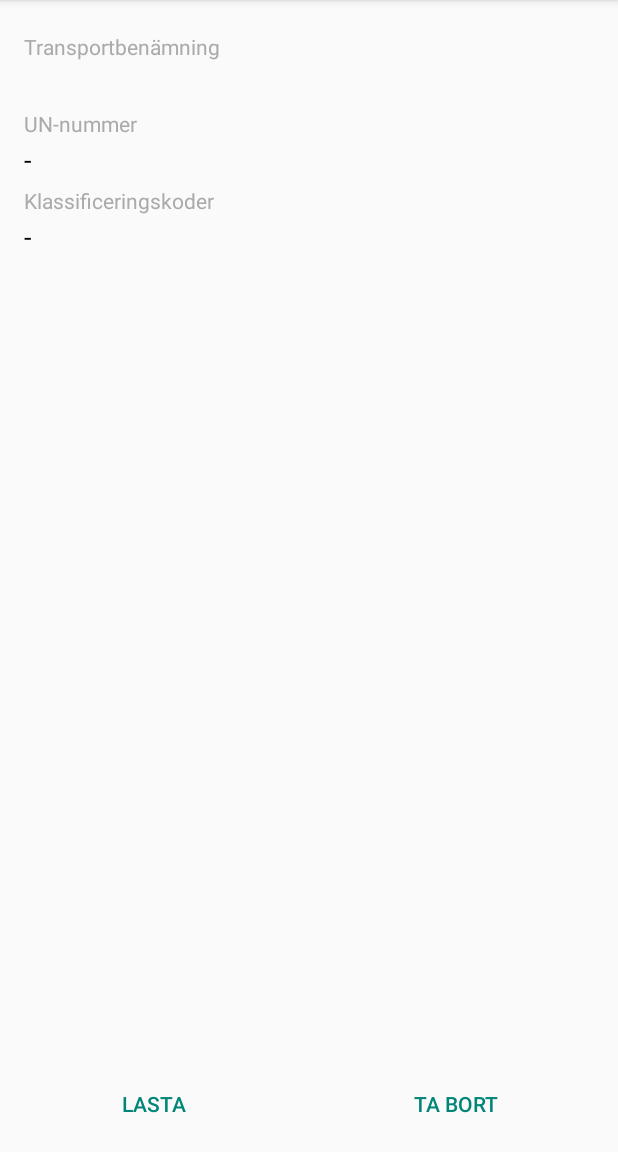
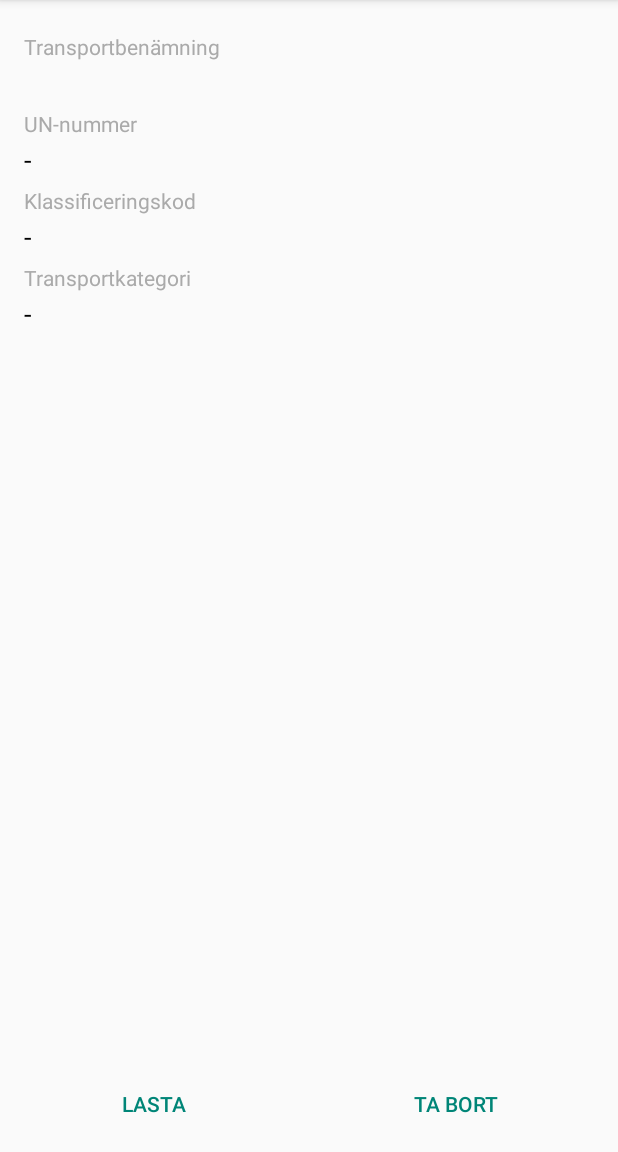
Before and after one commit to wsv-accidis/fm-fg-godsdekl, an Android app: the fragment MaterialsInfoFragment shown on its own in the app's theme, on a phone screen of 412 x 824 dp, the part 84-1236 px from its top. Run offline under Robolectric (Android 15) with nearby library versions, the phone set to English and light mode, and no system bars; 11 statements that could not run were skipped.

Commit message:
Klar med materialsidan.

```diff
--- a/app/src/main/java/se/accidis/fmfg/app/model/Material.java
+++ b/app/src/main/java/se/accidis/fmfg/app/model/Material.java
@@ -9,6 +9,7 @@ import org.json.JSONArray;
 import org.json.JSONException;
 import org.json.JSONObject;
 
+import java.math.BigDecimal;
 import java.util.ArrayList;
 import java.util.Arrays;
 import java.util.Collections;
@@ -132,6 +133,11 @@ public final class Material implements Parcelable {
         return mMiljo;
     }
 
+    public BigDecimal getNEMkg() {
+        BigDecimal value = new BigDecimal(mNEMmg);
+        return value.divide(new BigDecimal(1000000), 6, BigDecimal.ROUND_FLOOR);
+    }
+
     public int getNEMmg() {
         return mNEMmg;
     }
@@ -201,7 +207,7 @@ public final class Material implements Parcelable {
         if (!TextUtils.isEmpty(mTunnelkod)) {
             builder.append(" (");
             builder.append(mTunnelkod);
-            builder.append(")");
+            builder.append(')');
         }
 
         return builder.toString();
--- a/app/src/main/java/se/accidis/fmfg/app/ui/materials/MaterialsInfoFragment.java
+++ b/app/src/main/java/se/accidis/fmfg/app/ui/materials/MaterialsInfoFragment.java
@@ -14,6 +14,8 @@ import android.widget.ImageView;
 import android.widget.LinearLayout;
 import android.widget.TextView;
 
+import java.math.BigDecimal;
+import java.text.DecimalFormat;
 import java.util.List;
 
 import se.accidis.fmfg.app.R;
@@ -73,6 +75,43 @@ public final class MaterialsInfoFragment extends Fragment {
             klassKodView.setText(R.string.material_no_data);
         }
 
+        TextView frpGrpHeading = (TextView) view.findViewById(R.id.material_frpgrp_heading);
+        TextView frpGrpView = (TextView) view.findViewById(R.id.material_frpgrp);
+        if (!TextUtils.isEmpty(mMaterial.getFrpGrp())) {
+            frpGrpView.setText(mMaterial.getFrpGrp());
+        } else {
+            frpGrpHeading.setVisibility(View.GONE);
+            frpGrpView.setVisibility(View.GONE);
+        }
+
+        TextView tunnelKodHeading = (TextView) view.findViewById(R.id.material_tunnelkod_heading);
+        TextView tunnelKodView = (TextView) view.findViewById(R.id.material_tunnelkod);
+        if (!TextUtils.isEmpty(mMaterial.getTunnelkod())) {
+            tunnelKodView.setText(mMaterial.getTunnelkod());
+        } else {
+            tunnelKodHeading.setVisibility(View.GONE);
+            tunnelKodView.setVisibility(View.GONE);
+        }
+
+        TextView tpKatView = (TextView) view.findViewById(R.id.material_tpkat);
+        if (0 != mMaterial.getTpKat()) {
+            tpKatView.setText(String.valueOf(mMaterial.getTpKat()));
+        } else {
+            tpKatView.setText(R.string.material_no_data);
+        }
+
+        TextView nemHeading = (TextView) view.findViewById(R.id.material_nem_heading);
+        TextView nemView = (TextView) view.findViewById(R.id.material_nem);
+        if(0 != mMaterial.getNEMmg()) {
+            DecimalFormat format = new DecimalFormat();
+            format.setMaximumFractionDigits(5);
+            format.setMinimumFractionDigits(0);
+            nemView.setText(String.format(getString(R.string.material_nem_format), format.format(mMaterial.getNEMkg())));
+        } else {
+            nemHeading.setVisibility(View.GONE);
+            nemView.setVisibility(View.GONE);
+        }
+
         LinearLayout labelsLayout = (LinearLayout) view.findViewById(R.id.material_layout_labels);
         if (!mMaterial.getKlassKod().isEmpty()) {
             populateLabelsView(labelsLayout);
--- a/app/src/main/res/layout/fragment_materials_info.xml
+++ b/app/src/main/res/layout/fragment_materials_info.xml
@@ -117,6 +117,57 @@
                     style="@style/MaterialLabel"
                     android:layout_width="wrap_content"
                     android:layout_height="wrap_content"/>
+
+                <TextView
+                    android:id="@+id/material_frpgrp_heading"
+                    style="@style/MaterialHeading"
+                    android:layout_width="wrap_content"
+                    android:layout_height="wrap_content"
+                    android:text="@string/material_frpgrp"/>
+
+                <TextView
+                    android:id="@+id/material_frpgrp"
+                    style="@style/MaterialLabel"
+                    android:layout_width="wrap_content"
+                    android:layout_height="wrap_content"/>
+
+                <TextView
+                    android:id="@+id/material_tunnelkod_heading"
+                    style="@style/MaterialHeading"
+                    android:layout_width="wrap_content"
+                    android:layout_height="wrap_content"
+                    android:text="@string/material_tunnelkod"/>
+
+                <TextView
+                    android:id="@+id/material_tunnelkod"
+                    style="@style/MaterialLabel"
+                    android:layout_width="wrap_content"
+                    android:layout_height="wrap_content"/>
+
+                <TextView
+                    style="@style/MaterialHeading"
+                    android:layout_width="wrap_content"
+                    android:layout_height="wrap_content"
+                    android:text="@string/material_tpkat"/>
+
+                <TextView
+                    android:id="@+id/material_tpkat"
+                    style="@style/MaterialLabel"
+                    android:layout_width="wrap_content"
+                    android:layout_height="wrap_content"/>
+
+                <TextView
+                    android:id="@+id/material_nem_heading"
+                    style="@style/MaterialHeading"
+                    android:layout_width="wrap_content"
+                    android:layout_height="wrap_content"
+                    android:text="@string/material_nem"/>
+
+                <TextView
+                    android:id="@+id/material_nem"
+                    style="@style/MaterialLabel"
+                    android:layout_width="wrap_content"
+                    android:layout_height="wrap_content"/>
             </LinearLayout>
         </RelativeLayout>
     </ScrollView>
--- a/app/src/main/res/values/strings.xml
+++ b/app/src/main/res/values/strings.xml
@@ -8,9 +8,14 @@
     <string name="material_remove">Ta bort</string>
 
     <string name="material_fben">Förrådsbenämning</string>
-    <string name="material_klasskod">Klassificeringskoder</string>
+    <string name="material_frpgrp">Förpackningsgrupp</string>
+    <string name="material_klasskod">Klassificeringskod</string>
     <string name="material_namn">Transportbenämning</string>
+    <string name="material_nem">Netto expl.mängd</string>
+    <string name="material_nem_format">%1$s kg</string>
     <string name="material_no_data">-</string>
+    <string name="material_tunnelkod">Tunnelrestriktionskod</string>
+    <string name="material_tpkat">Transportkategori</string>
     <string name="material_unnr">UN-nummer</string>
     <string name="material_un_format">UN %1$s</string>
 
```
